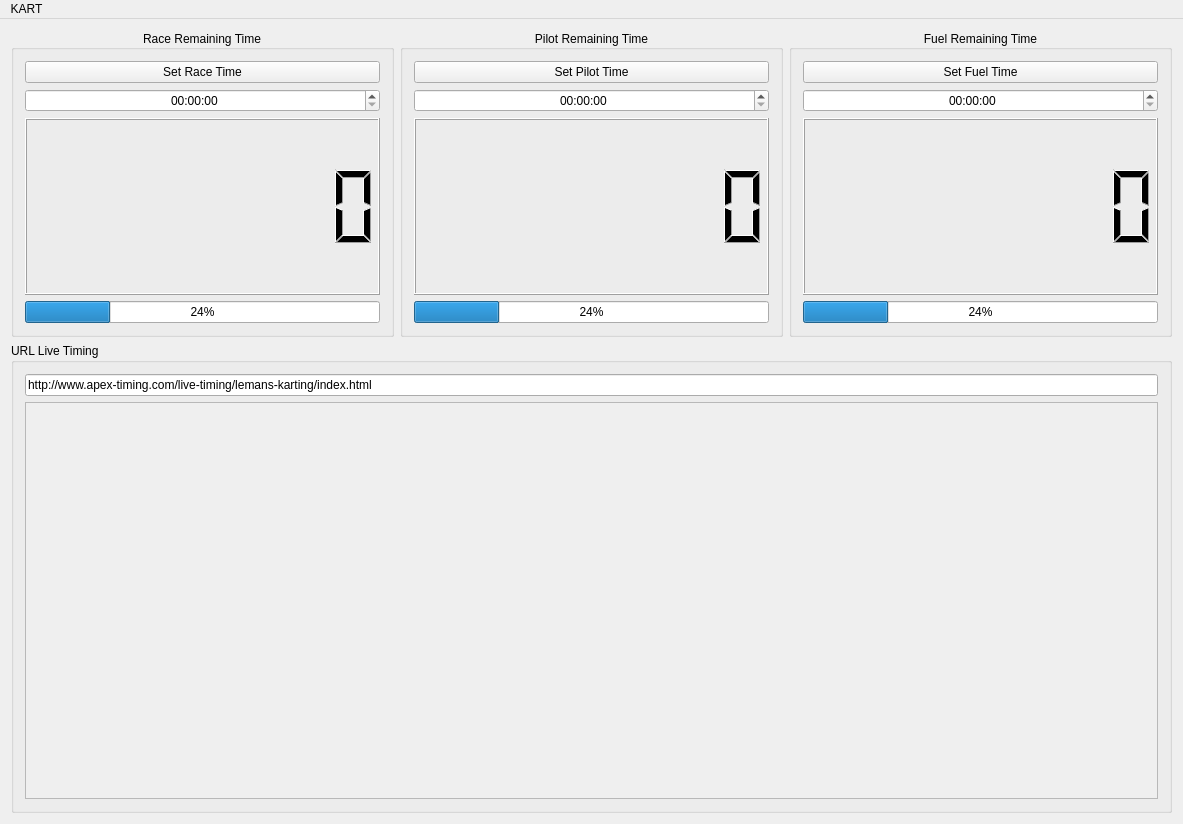
Sixdsn/KART, file mainwindow.ui: the form before one commit.
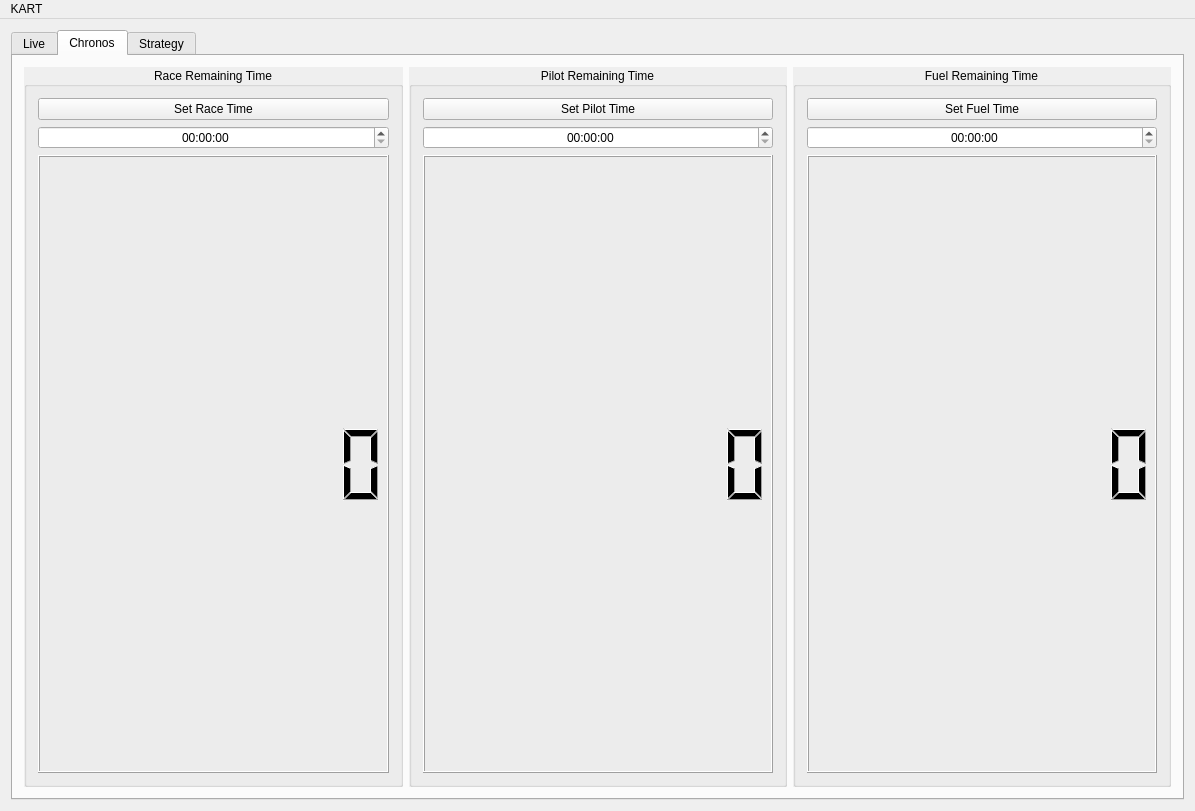
The form after the commit.

Commit message: add tabs and fix restart race timer issue

Diff of the .ui file:
```diff
--- a/mainwindow.ui
+++ b/mainwindow.ui
@@ -7,7 +7,7 @@
     <x>0</x>
     <y>0</y>
     <width>1183</width>
-    <height>824</height>
+    <height>811</height>
    </rect>
   </property>
   <property name="windowTitle">
@@ -16,6 +16,16 @@
   <widget class="QWidget" name="centralWidget">
    <layout class="QGridLayout" name="gridLayout">
     <item row="0" column="0">
+     <widget class="QTabWidget" name="tabWidget">
+      <property name="currentIndex">
+       <number>1</number>
+      </property>
+      <widget class="QWidget" name="Live">
+       <attribute name="title">
+        <string>Live</string>
+       </attribute>
+       <layout class="QGridLayout" name="gridLayout_2">
+        <item row="0" column="0">
      <layout class="QHBoxLayout" name="horizontalLayout">
       <item>
        <widget class="QGroupBox" name="groupBox">
@@ -32,32 +42,6 @@
          <set>Qt::AlignCenter</set>
         </property>
         <layout class="QVBoxLayout" name="verticalLayout_2">
-         <item>
-          <widget class="QPushButton" name="pushRace">
-           <property name="text">
-            <string>Set Race Time</string>
-           </property>
-          </widget>
-         </item>
-         <item>
-          <widget class="QTimeEdit" name="timeRaceEdit">
-           <property name="enabled">
-            <bool>true</bool>
-           </property>
-           <property name="layoutDirection">
-            <enum>Qt::LeftToRight</enum>
-           </property>
-           <property name="autoFillBackground">
-            <bool>false</bool>
-           </property>
-           <property name="alignment">
-            <set>Qt::AlignCenter</set>
-           </property>
-           <property name="displayFormat">
-            <string>HH:mm:ss</string>
-           </property>
-          </widget>
-         </item>
          <item>
           <widget class="QLCDNumber" name="lcdRace">
            <property name="minimumSize">
@@ -114,32 +98,6 @@
          <set>Qt::AlignCenter</set>
         </property>
         <layout class="QVBoxLayout" name="verticalLayout">
-         <item>
-          <widget class="QPushButton" name="pushPilot">
-           <property name="text">
-            <string>Set Pilot Time</string>
-           </property>
-          </widget>
-         </item>
-         <item>
-          <widget class="QTimeEdit" name="timePilotEdit">
-           <property name="enabled">
-            <bool>true</bool>
-           </property>
-           <property name="layoutDirection">
-            <enum>Qt::LeftToRight</enum>
-           </property>
-           <property name="autoFillBackground">
-            <bool>false</bool>
-           </property>
-           <property name="alignment">
-            <set>Qt::AlignCenter</set>
-           </property>
-           <property name="displayFormat">
-            <string>HH:mm:ss</string>
-           </property>
-          </widget>
-         </item>
          <item>
           <widget class="QLCDNumber" name="lcdPilot">
            <property name="minimumSize">
@@ -190,32 +148,6 @@
          <set>Qt::AlignCenter</set>
         </property>
         <layout class="QVBoxLayout" name="verticalLayout_5">
-         <item>
-          <widget class="QPushButton" name="pushFuel">
-           <property name="text">
-            <string>Set Fuel Time</string>
-           </property>
-          </widget>
-         </item>
-         <item>
-          <widget class="QTimeEdit" name="timeFuelEdit">
-           <property name="enabled">
-            <bool>true</bool>
-           </property>
-           <property name="layoutDirection">
-            <enum>Qt::LeftToRight</enum>
-           </property>
-           <property name="autoFillBackground">
-            <bool>false</bool>
-           </property>
-           <property name="alignment">
-            <set>Qt::AlignCenter</set>
-           </property>
-           <property name="displayFormat">
-            <string>HH:mm:ss</string>
-           </property>
-          </widget>
-         </item>
          <item>
           <widget class="QLCDNumber" name="lcdFuel">
            <property name="minimumSize">
@@ -284,8 +216,8 @@
              <rect>
               <x>0</x>
               <y>0</y>
-              <width>1135</width>
-              <height>390</height>
+                  <width>1113</width>
+                  <height>392</height>
              </rect>
             </property>
            </widget>
@@ -295,6 +227,284 @@
        </widget>
       </item>
      </layout>
+        </item>
+       </layout>
+       <zorder></zorder>
+       <zorder></zorder>
+       <zorder></zorder>
+       <zorder></zorder>
+      </widget>
+      <widget class="QWidget" name="Chronos">
+       <attribute name="title">
+        <string>Chronos</string>
+       </attribute>
+       <layout class="QGridLayout" name="gridLayout_4">
+        <item row="0" column="0">
+         <layout class="QHBoxLayout" name="horizontalLayout_2">
+          <item>
+           <widget class="QGroupBox" name="groupBox_6">
+            <property name="layoutDirection">
+             <enum>Qt::LeftToRight</enum>
+            </property>
+            <property name="autoFillBackground">
+             <bool>true</bool>
+            </property>
+            <property name="title">
+             <string>Race Remaining Time</string>
+            </property>
+            <property name="alignment">
+             <set>Qt::AlignCenter</set>
+            </property>
+            <layout class="QVBoxLayout" name="verticalLayout_7">
+             <item>
+              <widget class="QPushButton" name="pushRace">
+               <property name="text">
+                <string>Set Race Time</string>
+               </property>
+              </widget>
+             </item>
+             <item>
+              <widget class="QTimeEdit" name="timeRaceEdit">
+               <property name="enabled">
+                <bool>true</bool>
+               </property>
+               <property name="layoutDirection">
+                <enum>Qt::LeftToRight</enum>
+               </property>
+               <property name="autoFillBackground">
+                <bool>false</bool>
+               </property>
+               <property name="alignment">
+                <set>Qt::AlignCenter</set>
+               </property>
+               <property name="displayFormat">
+                <string>HH:mm:ss</string>
+               </property>
+              </widget>
+             </item>
+             <item>
+              <widget class="QLCDNumber" name="lcdRace_2">
+               <property name="minimumSize">
+                <size>
+                 <width>351</width>
+                 <height>177</height>
+                </size>
+               </property>
+               <property name="styleSheet">
+                <string notr="true"/>
+               </property>
+               <property name="inputMethodHints">
+                <set>Qt::ImhTime</set>
+               </property>
+               <property name="frameShape">
+                <enum>QFrame::Box</enum>
+               </property>
+               <property name="lineWidth">
+                <number>1</number>
+               </property>
+               <property name="digitCount">
+                <number>8</number>
+               </property>
+               <property name="value" stdset="0">
+                <double>0.000000000000000</double>
+               </property>
+               <property name="intValue" stdset="0">
+                <number>0</number>
+               </property>
+              </widget>
+             </item>
+            </layout>
+           </widget>
+          </item>
+          <item>
+           <widget class="QGroupBox" name="groupBox_7">
+            <property name="layoutDirection">
+             <enum>Qt::LeftToRight</enum>
+            </property>
+            <property name="autoFillBackground">
+             <bool>true</bool>
+            </property>
+            <property name="title">
+             <string>Pilot Remaining Time</string>
+            </property>
+            <property name="alignment">
+             <set>Qt::AlignCenter</set>
+            </property>
+            <layout class="QVBoxLayout" name="verticalLayout_8">
+             <item>
+              <widget class="QPushButton" name="pushPilot">
+               <property name="text">
+                <string>Set Pilot Time</string>
+               </property>
+              </widget>
+             </item>
+             <item>
+              <widget class="QTimeEdit" name="timePilotEdit">
+               <property name="enabled">
+                <bool>true</bool>
+               </property>
+               <property name="layoutDirection">
+                <enum>Qt::LeftToRight</enum>
+               </property>
+               <property name="autoFillBackground">
+                <bool>false</bool>
+               </property>
+               <property name="alignment">
+                <set>Qt::AlignCenter</set>
+               </property>
+               <property name="displayFormat">
+                <string>HH:mm:ss</string>
+               </property>
+              </widget>
+             </item>
+             <item>
+              <widget class="QLCDNumber" name="lcdPilot_2">
+               <property name="minimumSize">
+                <size>
+                 <width>350</width>
+                 <height>177</height>
+                </size>
+               </property>
+               <property name="styleSheet">
+                <string notr="true"/>
+               </property>
+               <property name="inputMethodHints">
+                <set>Qt::ImhTime</set>
+               </property>
+               <property name="digitCount">
+                <number>8</number>
+               </property>
+               <property name="value" stdset="0">
+                <double>0.000000000000000</double>
+               </property>
+               <property name="intValue" stdset="0">
+                <number>0</number>
+               </property>
+              </widget>
+             </item>
+            </layout>
+           </widget>
+          </item>
+          <item>
+           <widget class="QGroupBox" name="groupBox_8">
+            <property name="layoutDirection">
+             <enum>Qt::LeftToRight</enum>
+            </property>
+            <property name="autoFillBackground">
+             <bool>true</bool>
+            </property>
+            <property name="title">
+             <string>Fuel Remaining Time</string>
+            </property>
+            <property name="alignment">
+             <set>Qt::AlignCenter</set>
+            </property>
+            <layout class="QVBoxLayout" name="verticalLayout_9">
+             <item>
+              <widget class="QPushButton" name="pushFuel">
+               <property name="text">
+                <string>Set Fuel Time</string>
+               </property>
+              </widget>
+             </item>
+             <item>
+              <widget class="QTimeEdit" name="timeFuelEdit">
+               <property name="enabled">
+                <bool>true</bool>
+               </property>
+               <property name="layoutDirection">
+                <enum>Qt::LeftToRight</enum>
+               </property>
+               <property name="autoFillBackground">
+                <bool>false</bool>
+               </property>
+               <property name="alignment">
+                <set>Qt::AlignCenter</set>
+               </property>
+               <property name="displayFormat">
+                <string>HH:mm:ss</string>
+               </property>
+              </widget>
+             </item>
+             <item>
+              <widget class="QLCDNumber" name="lcdFuel_2">
+               <property name="minimumSize">
+                <size>
+                 <width>350</width>
+                 <height>177</height>
+                </size>
+               </property>
+               <property name="styleSheet">
+                <string notr="true"/>
+               </property>
+               <property name="inputMethodHints">
+                <set>Qt::ImhTime</set>
+               </property>
+               <property name="digitCount">
+                <number>8</number>
+               </property>
+               <property name="value" stdset="0">
+                <double>0.000000000000000</double>
+               </property>
+               <property name="intValue" stdset="0">
+                <number>0</number>
+               </property>
+              </widget>
+             </item>
+            </layout>
+           </widget>
+          </item>
+         </layout>
+        </item>
+       </layout>
+      </widget>
+      <widget class="QWidget" name="Strategy">
+       <attribute name="title">
+        <string>Strategy</string>
+       </attribute>
+       <layout class="QGridLayout" name="gridLayout_3">
+        <item row="0" column="0">
+         <widget class="QGroupBox" name="groupBox_5">
+          <property name="minimumSize">
+           <size>
+            <width>759</width>
+            <height>396</height>
+           </size>
+          </property>
+          <property name="title">
+           <string>URL Strategy</string>
+          </property>
+          <layout class="QVBoxLayout" name="verticalLayout_6">
+           <item>
+            <widget class="QLineEdit" name="StrategyEdit">
+             <property name="text">
+              <string>http://www.apex-timing.com/live-timing/lemans-karting/index.html</string>
+             </property>
+            </widget>
+           </item>
+           <item>
+            <widget class="QScrollArea" name="WebFrameStrategy">
+             <property name="widgetResizable">
+              <bool>true</bool>
+             </property>
+             <widget class="QWidget" name="scrollAreaWidgetContents_2">
+              <property name="geometry">
+               <rect>
+                <x>0</x>
+                <y>0</y>
+                <width>1115</width>
+                <height>646</height>
+               </rect>
+              </property>
+             </widget>
+            </widget>
+           </item>
+          </layout>
+         </widget>
+        </item>
+       </layout>
+      </widget>
+     </widget>
     </item>
    </layout>
   </widget>
```
Left out of the diff: 8 changed lines with no effect on the pictures. Lines whose indentation alone changed are shown as unchanged. The commit also changes 5 other files.
